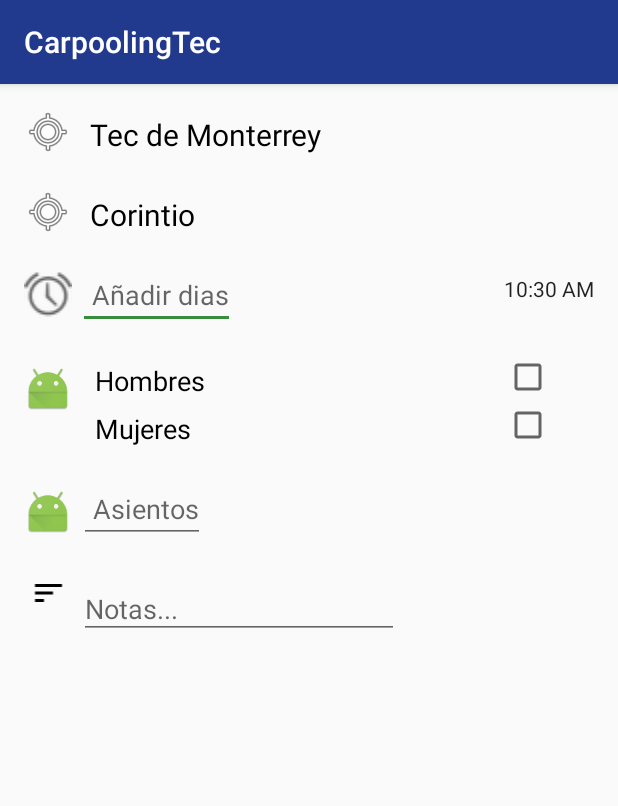
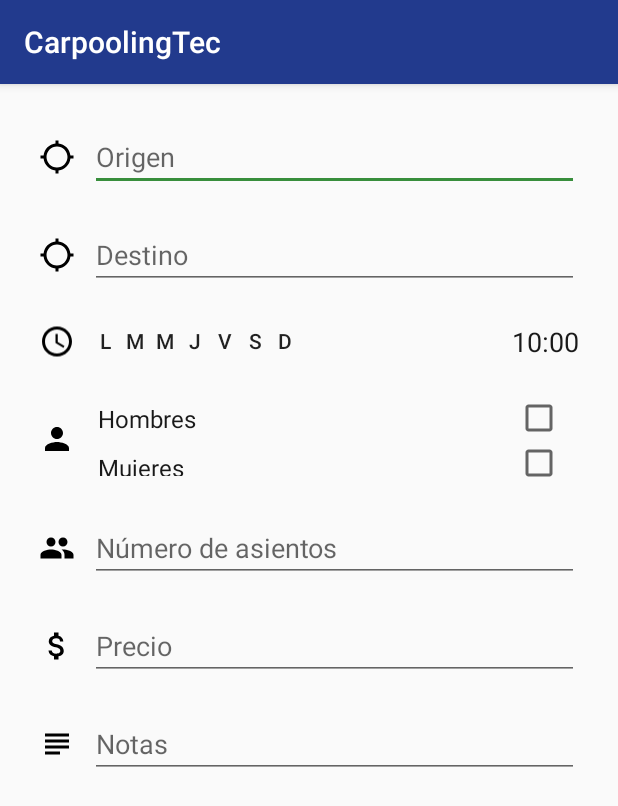
Before and after one commit to SilvaMtz/Carpooling, an Android app: the PostActivity screen opened directly, with no data from a screen before it, on a phone screen of 412 x 824 dp. Shown: the top 806 px of the screen. Run offline under Robolectric (Android 15) with nearby library versions, the phone set to English and light mode, and no system bars.

Commit message:
Update activity_post layout. Close #14

```diff
--- /dev/null
+++ b/CarpoolingTec/app/src/main/res/drawable/ic_access_time_black_24dp.xml
@@ -0,0 +1,9 @@
+<vector xmlns:android="http://schemas.android.com/apk/res/android"
+        android:width="24dp"
+        android:height="24dp"
+        android:viewportWidth="24.0"
+        android:viewportHeight="24.0">
+    <path
+        android:fillColor="#FF000000"
+        android:pathData="M11.99,2C6.47,2 2,6.48 2,12s4.47,10 9.99,10C17.52,22 22,17.52 22,12S17.52,2 11.99,2zM12,20c-4.42,0 -8,-3.58 -8,-8s3.58,-8 8,-8 8,3.58 8,8 -3.58,8 -8,8zM12.5,7H11v6l5.25,3.15 0.75,-1.23 -4.5,-2.67z"/>
+</vector>
--- /dev/null
+++ b/CarpoolingTec/app/src/main/res/drawable/ic_attach_money_black_24dp.xml
@@ -0,0 +1,9 @@
+<vector xmlns:android="http://schemas.android.com/apk/res/android"
+        android:width="24dp"
+        android:height="24dp"
+        android:viewportWidth="24.0"
+        android:viewportHeight="24.0">
+    <path
+        android:fillColor="#FF000000"
+        android:pathData="M11.8,10.9c-2.27,-0.59 -3,-1.2 -3,-2.15 0,-1.09 1.01,-1.85 2.7,-1.85 1.78,0 2.44,0.85 2.5,2.1h2.21c-0.07,-1.72 -1.12,-3.3 -3.21,-3.81V3h-3v2.16c-1.94,0.42 -3.5,1.68 -3.5,3.61 0,2.31 1.91,3.46 4.7,4.13 2.5,0.6 3,1.48 3,2.41 0,0.69 -0.49,1.79 -2.7,1.79 -2.06,0 -2.87,-0.92 -2.98,-2.1h-2.2c0.12,2.19 1.76,3.42 3.68,3.83V21h3v-2.15c1.95,-0.37 3.5,-1.5 3.5,-3.55 0,-2.84 -2.43,-3.81 -4.7,-4.4z"/>
+</vector>
--- /dev/null
+++ b/CarpoolingTec/app/src/main/res/drawable/ic_gps_not_fixed_black_24dp.xml
@@ -0,0 +1,9 @@
+<vector xmlns:android="http://schemas.android.com/apk/res/android"
+        android:width="24dp"
+        android:height="24dp"
+        android:viewportWidth="24.0"
+        android:viewportHeight="24.0">
+    <path
+        android:fillColor="#FF000000"
+        android:pathData="M20.94,11c-0.46,-4.17 -3.77,-7.48 -7.94,-7.94V1h-2v2.06C6.83,3.52 3.52,6.83 3.06,11H1v2h2.06c0.46,4.17 3.77,7.48 7.94,7.94V23h2v-2.06c4.17,-0.46 7.48,-3.77 7.94,-7.94H23v-2h-2.06zM12,19c-3.87,0 -7,-3.13 -7,-7s3.13,-7 7,-7 7,3.13 7,7 -3.13,7 -7,7z"/>
+</vector>
--- /dev/null
+++ b/CarpoolingTec/app/src/main/res/drawable/ic_people_black_24dp.xml
@@ -0,0 +1,9 @@
+<vector xmlns:android="http://schemas.android.com/apk/res/android"
+        android:width="24dp"
+        android:height="24dp"
+        android:viewportWidth="24.0"
+        android:viewportHeight="24.0">
+    <path
+        android:fillColor="#FF000000"
+        android:pathData="M16,11c1.66,0 2.99,-1.34 2.99,-3S17.66,5 16,5c-1.66,0 -3,1.34 -3,3s1.34,3 3,3zM8,11c1.66,0 2.99,-1.34 2.99,-3S9.66,5 8,5C6.34,5 5,6.34 5,8s1.34,3 3,3zM8,13c-2.33,0 -7,1.17 -7,3.5L1,19h14v-2.5c0,-2.33 -4.67,-3.5 -7,-3.5zM16,13c-0.29,0 -0.62,0.02 -0.97,0.05 1.16,0.84 1.97,1.97 1.97,3.45L17,19h6v-2.5c0,-2.33 -4.67,-3.5 -7,-3.5z"/>
+</vector>
--- /dev/null
+++ b/CarpoolingTec/app/src/main/res/drawable/ic_person_black_24dp.xml
@@ -0,0 +1,9 @@
+<vector xmlns:android="http://schemas.android.com/apk/res/android"
+        android:width="24dp"
+        android:height="24dp"
+        android:viewportWidth="24.0"
+        android:viewportHeight="24.0">
+    <path
+        android:fillColor="#FF000000"
+        android:pathData="M12,12c2.21,0 4,-1.79 4,-4s-1.79,-4 -4,-4 -4,1.79 -4,4 1.79,4 4,4zM12,14c-2.67,0 -8,1.34 -8,4v2h16v-2c0,-2.66 -5.33,-4 -8,-4z"/>
+</vector>
--- /dev/null
+++ b/CarpoolingTec/app/src/main/res/drawable/ic_subject_black_24dp.xml
@@ -0,0 +1,9 @@
+<vector xmlns:android="http://schemas.android.com/apk/res/android"
+        android:width="24dp"
+        android:height="24dp"
+        android:viewportWidth="24.0"
+        android:viewportHeight="24.0">
+    <path
+        android:fillColor="#FF000000"
+        android:pathData="M14,17L4,17v2h10v-2zM20,9L4,9v2h16L20,9zM4,15h16v-2L4,13v2zM4,5v2h16L20,5L4,5z"/>
+</vector>
--- a/CarpoolingTec/app/src/main/res/layout/activity_post.xml
+++ b/CarpoolingTec/app/src/main/res/layout/activity_post.xml
@@ -1,8 +1,9 @@
 <?xml version="1.0" encoding="utf-8"?>
-<RelativeLayout xmlns:android="http://schemas.android.com/apk/res/android"
+<LinearLayout xmlns:android="http://schemas.android.com/apk/res/android"
     xmlns:app="http://schemas.android.com/apk/res-auto"
     xmlns:tools="http://schemas.android.com/tools"
     android:id="@+id/activity_post"
+    android:orientation="vertical"
     android:layout_width="match_parent"
     android:layout_height="match_parent"
     android:paddingBottom="@dimen/activity_vertical_margin"
@@ -11,185 +12,247 @@
     android:paddingTop="@dimen/activity_vertical_margin"
     tools:context="itesm.mx.carpoolingtec.post.PostActivity">
 
+    <ScrollView
+        android:layout_width="match_parent"
+        android:layout_height="wrap_content">
+
+        <LinearLayout
+            android:layout_width="match_parent"
+            android:layout_height="wrap_content"
+            android:orientation="vertical">
+
+            <LinearLayout
+                android:layout_width="match_parent"
+                android:layout_height="wrap_content"
+                android:padding="10dp">
 
                 <ImageView
                     android:layout_width="wrap_content"
+                    android:layout_height="match_parent"
+                    android:src="@drawable/ic_gps_not_fixed_black_24dp"
+                    android:layout_marginEnd="10dp"/>
+
+                <AutoCompleteTextView
+                    android:layout_width="match_parent"
                     android:layout_height="wrap_content"
-        app:srcCompat="@android:drawable/ic_menu_mylocation"
-        android:id="@+id/dest_icon"
-        android:layout_alignParentTop="true"
-        android:layout_alignParentStart="true" />
+                    android:hint="@string/hint_origin"
+                    android:inputType="text"
+                    android:maxLines="1"/>
+
+            </LinearLayout>
+
+            <LinearLayout
+                android:layout_width="match_parent"
+                android:layout_height="wrap_content"
+                android:padding="10dp">
+
+                <ImageView
+                    android:layout_width="wrap_content"
+                    android:layout_height="match_parent"
+                    android:src="@drawable/ic_gps_not_fixed_black_24dp"
+                    android:layout_marginEnd="10dp"/>
+
+                <AutoCompleteTextView
+                    android:layout_width="match_parent"
+                    android:layout_height="wrap_content"
+                    android:hint="@string/hint_destination"
+                    android:inputType="text"
+                    android:maxLines="1"/>
+
+            </LinearLayout>
+
+            <RelativeLayout
+                android:layout_width="match_parent"
+                android:layout_height="50dp"
+                android:padding="10dp">
+
+                <ImageView
+                    android:id="@+id/image_time"
+                    android:layout_width="wrap_content"
+                    android:layout_height="match_parent"
+                    android:layout_marginEnd="10dp"
+                    android:src="@drawable/ic_access_time_black_24dp" />
+
+                <LinearLayout
+                    android:id="@+id/layout_days"
+                    android:layout_width="wrap_content"
+                    android:layout_height="match_parent"
+                    android:orientation="horizontal"
+                    android:layout_toEndOf="@id/image_time">
+
+                    <Button
+                        android:layout_width="20dp"
+                        android:layout_height="20dp"
+                        android:layout_gravity="center_vertical"
+                        android:background="?android:selectableItemBackground"
+                        android:text="L" />
+
+                    <Button
+                        android:layout_width="20dp"
+                        android:layout_height="20dp"
+                        android:layout_gravity="center_vertical"
+                        android:background="?android:selectableItemBackground"
+                        android:text="M" />
+
+                    <Button
+                        android:layout_width="20dp"
+                        android:layout_height="20dp"
+                        android:layout_gravity="center_vertical"
+                        android:background="?android:selectableItemBackground"
+                        android:text="M" />
+
+                    <Button
+                        android:layout_width="20dp"
+                        android:layout_height="20dp"
+                        android:layout_gravity="center_vertical"
+                        android:background="?android:selectableItemBackground"
+                        android:text="J" />
+
+                    <Button
+                        android:layout_width="20dp"
+                        android:layout_height="20dp"
+                        android:layout_gravity="center_vertical"
+                        android:background="?android:selectableItemBackground"
+                        android:text="V" />
+
+                    <Button
+                        android:layout_width="20dp"
+                        android:layout_height="20dp"
+                        android:layout_gravity="center_vertical"
+                        android:background="?android:selectableItemBackground"
+                        android:text="S" />
+
+                    <Button
+                        android:layout_width="20dp"
+                        android:layout_height="20dp"
+                        android:layout_gravity="center_vertical"
+                        android:background="?android:selectableItemBackground"
+                        android:text="D" />
+
+                </LinearLayout>
 
                 <TextView
-        android:text="Tec de Monterrey"
+                    android:id="@+id/textView"
+                    android:layout_width="wrap_content"
+                    android:layout_height="match_parent"
+                    android:layout_alignParentEnd="true"
+                    android:text="10:00"
+                    android:textColor="@color/textPrimary"
+                    android:gravity="center_vertical"
+                    android:textSize="18sp" />
+
+            </RelativeLayout>
+
+            <RelativeLayout
+                android:layout_width="match_parent"
+                android:layout_height="80dp"
+                android:padding="10dp">
+
+                <ImageView
+                    android:id="@+id/image_person"
+                    android:layout_width="wrap_content"
+                    android:layout_height="match_parent"
+                    android:layout_marginEnd="10dp"
+                    android:src="@drawable/ic_person_black_24dp" />
+
+                <TextView
+                    android:id="@+id/text_men"
+                    android:layout_width="wrap_content"
+                    android:layout_height="wrap_content"
+                    android:padding="5dp"
+                    android:layout_toEndOf="@id/image_person"
+                    android:text="Hombres"
+                    android:textSize="16sp"
+                    android:textColor="@color/textPrimary"/>
+
+                <TextView
+                    android:id="@+id/text_women"
+                    android:layout_width="wrap_content"
+                    android:layout_height="wrap_content"
+                    android:padding="5dp"
+                    android:layout_toEndOf="@id/image_person"
+                    android:layout_below="@id/text_men"
+                    android:text="Mujeres"
+                    android:textSize="16sp"
+                    android:textColor="@color/textPrimary"/>
+
+                <CheckBox
+                    android:id="@+id/checkbox_men"
                     android:layout_width="wrap_content"
                     android:layout_height="wrap_content"
                     android:layout_alignParentEnd="true"
-        android:id="@+id/textView7"
-        android:layout_alignParentTop="true"
-        android:layout_toEndOf="@+id/start_icon"
-        android:textAlignment="textStart"
-        android:textSize="20sp"
-        android:paddingTop="4dp"
-        android:paddingLeft="8dp"
-        android:layout_alignBottom="@+id/dest_icon"
-        android:textColor="@android:color/black"
-        android:layout_marginLeft="4dp" />
+                    android:padding="5dp"/>
+
+                <CheckBox
+                    android:id="@+id/checkbox_women"
+                    android:layout_width="wrap_content"
+                    android:layout_height="wrap_content"
+                    android:layout_alignParentEnd="true"
+                    android:layout_below="@id/checkbox_men"
+                    android:padding="5dp"/>
+
+            </RelativeLayout>
+
+            <LinearLayout
+                android:layout_width="match_parent"
+                android:layout_height="wrap_content"
+                android:padding="10dp">
 
                 <ImageView
                     android:layout_width="wrap_content"
+                    android:layout_height="match_parent"
+                    android:layout_marginEnd="10dp"
+                    android:src="@drawable/ic_people_black_24dp" />
+
+                <AutoCompleteTextView
+                    android:layout_width="match_parent"
                     android:layout_height="wrap_content"
-        app:srcCompat="@android:drawable/ic_menu_mylocation"
-        android:id="@+id/start_icon"
-        android:layout_below="@+id/dest_icon"
-        android:layout_alignParentStart="true"
-        android:layout_marginTop="21dp" />
+                    android:hint="@string/hint_seats"
+                    android:inputType="text"
+                    android:maxLines="1"/>
 
-    <TextView
-        android:text="Corintio"
-        android:layout_width="wrap_content"
+            </LinearLayout>
+
+            <LinearLayout
+                android:layout_width="match_parent"
                 android:layout_height="wrap_content"
-        android:id="@+id/inicio_tv"
-        android:textAlignment="textStart"
-        android:textSize="20sp"
-        android:paddingTop="4dp"
-        android:paddingLeft="8dp"
-        android:layout_alignTop="@+id/start_icon"
-        android:layout_alignBottom="@+id/start_icon"
-        android:layout_alignParentEnd="true"
-        android:layout_toEndOf="@+id/start_icon"
-        android:textColor="@android:color/black"
-        android:layout_marginLeft="4dp" />
-
-    <TextClock
-        android:layout_width="wrap_content"
-        android:layout_height="wrap_content"
-        android:layout_alignTop="@+id/dias_et"
-        android:layout_alignParentEnd="true"
-        android:id="@+id/txtClock"
-        android:layout_alignBottom="@+id/clock_icon"
-        android:paddingTop="4dp" />
-
-    <ImageView
-        android:layout_width="match_parent"
-        app:srcCompat="@android:drawable/ic_lock_idle_alarm"
-        android:id="@+id/clock_icon"
-        android:layout_marginTop="21dp"
-        android:layout_below="@+id/start_icon"
-        android:layout_alignParentStart="true"
-        android:layout_toStartOf="@+id/inicio_tv"
-        android:layout_height="35dp" />
+                android:padding="10dp">
 
                 <ImageView
                     android:layout_width="wrap_content"
+                    android:layout_height="match_parent"
+                    android:layout_marginEnd="10dp"
+                    android:src="@drawable/ic_attach_money_black_24dp" />
+
+                <AutoCompleteTextView
+                    android:layout_width="match_parent"
                     android:layout_height="wrap_content"
-        app:srcCompat="@mipmap/ic_launcher"
-        android:id="@+id/person_icon"
-        android:layout_marginTop="21dp"
-        android:layout_below="@+id/clock_icon"
-        android:layout_alignParentStart="true"
-        android:layout_toStartOf="@+id/dias_et" />
+                    android:hint="@string/hint_price"
+                    android:inputType="text"
+                    android:maxLines="1"/>
 
-    <CheckBox
-        android:layout_width="wrap_content"
+            </LinearLayout>
+
+            <LinearLayout
+                android:layout_width="match_parent"
                 android:layout_height="wrap_content"
-        android:id="@+id/male_cb"
-        android:paddingLeft="10dp"
-        android:layout_alignTop="@+id/person_icon"
-        android:layout_alignStart="@+id/txtClock" />
-
-    <CheckBox
-        android:layout_width="wrap_content"
-        android:layout_height="wrap_content"
-        android:id="@+id/fem_cb"
-        android:paddingLeft="10dp"
-        android:layout_below="@+id/male_cb"
-        android:layout_alignStart="@+id/male_cb" />
-
-    <TextView
-        android:text="Hombres"
-        android:layout_width="wrap_content"
-        android:layout_height="wrap_content"
-        android:layout_alignTop="@+id/person_icon"
-        android:id="@+id/hombrescb_tv"
-        android:layout_above="@+id/fem_cb"
-        android:layout_toEndOf="@+id/person_icon"
-        android:layout_marginLeft="15dp"
-        android:textColor="@android:color/black"
-        android:paddingTop="6dp"
-        android:textSize="18sp" />
-
-    <TextView
-        android:text="Mujeres"
-        android:layout_width="wrap_content"
-        android:layout_height="wrap_content"
-        android:id="@+id/mujerescb_tv"
-        android:layout_below="@+id/hombrescb_tv"
-        android:layout_alignBottom="@+id/fem_cb"
-        android:layout_toEndOf="@+id/person_icon"
-        android:layout_marginLeft="15dp"
-        android:textColor="@android:color/black"
-        android:paddingTop="6dp"
-        android:textSize="18sp" />
-
-    <EditText
-        android:layout_width="wrap_content"
-        android:layout_height="wrap_content"
-        android:inputType="textPersonName"
-        android:text=""
-        android:textSize="18sp"
-        android:id="@+id/dias_et"
-        android:paddingTop="5dp"
-        android:paddingLeft="9dp"
-        android:hint="Añadir dias"
-        android:layout_alignTop="@+id/clock_icon"
-        android:layout_toEndOf="@+id/clock_icon"
-        android:layout_marginLeft="4dp" />
+                android:padding="10dp">
 
                 <ImageView
                     android:layout_width="wrap_content"
+                    android:layout_height="match_parent"
+                    android:layout_marginEnd="10dp"
+                    android:src="@drawable/ic_subject_black_24dp" />
+
+                <AutoCompleteTextView
+                    android:layout_width="match_parent"
                     android:layout_height="wrap_content"
-        app:srcCompat="@mipmap/ic_launcher"
-        android:id="@+id/seat_icon"
-        android:layout_alignTop="@+id/asientos_et"
-        android:layout_alignParentStart="true"
-        android:layout_alignBottom="@+id/asientos_et"
-        android:layout_alignEnd="@+id/person_icon" />
+                    android:hint="@string/hint_notes"
+                    android:inputType="text"/>
+            </LinearLayout>
 
-    <EditText
-        android:layout_width="wrap_content"
-        android:layout_height="wrap_content"
-        android:inputType="number"
-        android:layout_marginTop="21dp"
-        android:id="@+id/asientos_et"
-        android:hint="Asientos"
-        android:textSize="18sp"
-        android:layout_marginLeft="4dp"
-        android:paddingLeft="9dp"
-        android:paddingTop="6dp"
-        android:layout_below="@+id/mujerescb_tv"
-        android:layout_alignEnd="@+id/hombrescb_tv" />
+        </LinearLayout>
 
-    <ImageView
-        android:layout_width="wrap_content"
-        android:layout_height="wrap_content"
-        app:srcCompat="@drawable/ic_sort_black_24dp"
-        android:id="@+id/notas_icon"
-        android:layout_below="@+id/seat_icon"
-        android:layout_alignParentStart="true"
-        android:layout_marginTop="21dp"
-        android:layout_toStartOf="@+id/asientos_et" />
+    </ScrollView>
 
-    <EditText
-        android:layout_width="wrap_content"
-        android:layout_height="wrap_content"
-        android:inputType="textMultiLine"
-        android:ems="10"
-        android:id="@+id/notas_et"
-        android:layout_alignTop="@+id/notas_icon"
-        android:layout_toEndOf="@+id/notas_icon"
-        android:layout_marginLeft="4dp"
-        android:hint="Notas..."
-        android:paddingBottom="8dp" />
-
-</RelativeLayout>
+</LinearLayout>
--- a/CarpoolingTec/app/src/main/res/values/strings.xml
+++ b/CarpoolingTec/app/src/main/res/values/strings.xml
@@ -48,4 +48,15 @@
     <string name="Gendertext">Both</string>
     <string name="Smoking">Smoking:</string>
     <string name="Smokingtext">No</string>
+
+    <string-array name="post_mode">
+        <item>Ofrecer</item>
+        <item>Pedir</item>
+    </string-array>
+
+    <string name="hint_origin">Origen</string>
+    <string name="hint_destination">Destino</string>
+    <string name="hint_seats">Número de asientos</string>
+    <string name="hint_price">Precio</string>
+    <string name="hint_notes">Notas</string>
 </resources>
```
Lines whose indentation alone changed are shown as unchanged.
